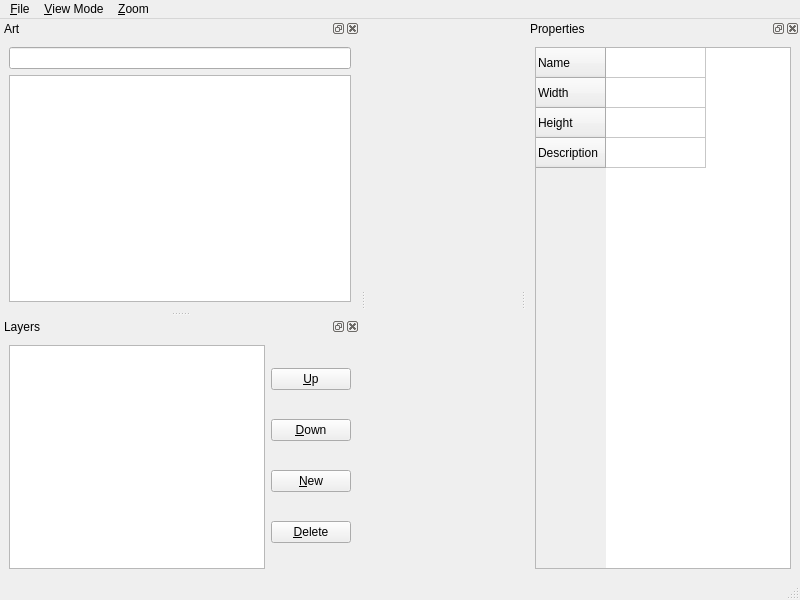
Above: tools/world-editor/ObjectEditor.ui from andrewrk/motrs before the change. Below: the same form after it.
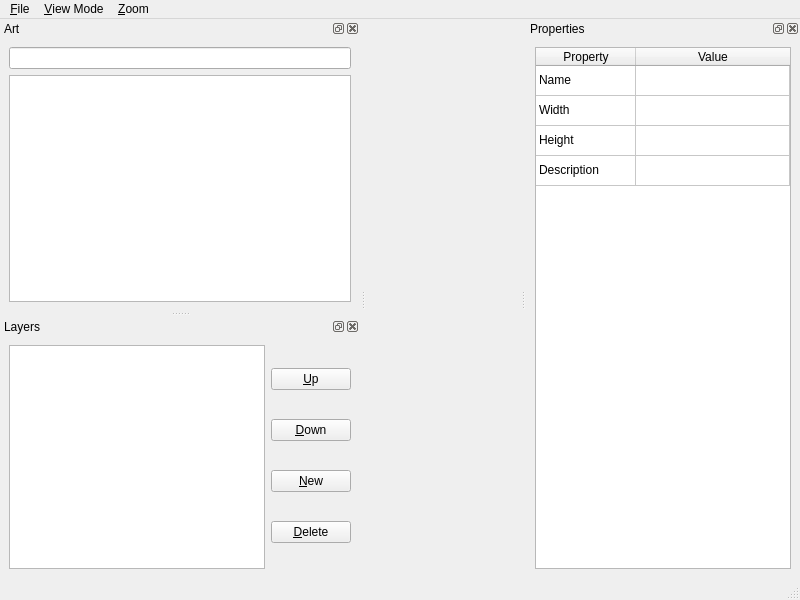
That is the form after the change.

Commit message: object editor: properties pane works

```diff
--- a/tools/world-editor/ObjectEditor.ui
+++ b/tools/world-editor/ObjectEditor.ui
@@ -131,36 +131,108 @@
         <bool>false</bool>
        </property>
        <attribute name="horizontalHeaderVisible">
-        <bool>false</bool>
+        <bool>true</bool>
+       </attribute>
+       <attribute name="horizontalHeaderStretchLastSection">
+        <bool>true</bool>
        </attribute>
        <attribute name="verticalHeaderVisible">
-        <bool>true</bool>
+        <bool>false</bool>
        </attribute>
        <row>
+        <property name="text">
+         <string>New Row</string>
+        </property>
+       </row>
+       <row>
+        <property name="text">
+         <string>New Row</string>
+        </property>
+       </row>
+       <row>
+        <property name="text">
+         <string>New Row</string>
+        </property>
+       </row>
+       <row>
+        <property name="text">
+         <string>New Row</string>
+        </property>
+       </row>
+       <column>
+        <property name="text">
+         <string>Property</string>
+        </property>
+       </column>
+       <column>
+        <property name="text">
+         <string>Value</string>
+        </property>
+       </column>
+       <item row="0" column="0">
         <property name="text">
          <string>Name</string>
         </property>
-       </row>
-       <row>
+        <property name="flags">
+         <set>ItemIsSelectable|ItemIsDragEnabled|ItemIsEnabled</set>
+        </property>
+       </item>
+       <item row="0" column="1">
+        <property name="text">
+         <string/>
+        </property>
+        <property name="flags">
+         <set>ItemIsSelectable|ItemIsEditable|ItemIsDragEnabled|ItemIsEnabled</set>
+        </property>
+       </item>
+       <item row="1" column="0">
         <property name="text">
          <string>Width</string>
         </property>
-       </row>
-       <row>
+        <property name="flags">
+         <set>ItemIsSelectable|ItemIsDragEnabled|ItemIsEnabled</set>
+        </property>
+       </item>
+       <item row="1" column="1">
+        <property name="text">
+         <string/>
+        </property>
+        <property name="flags">
+         <set>ItemIsSelectable|ItemIsEditable|ItemIsDragEnabled|ItemIsEnabled</set>
+        </property>
+       </item>
+       <item row="2" column="0">
         <property name="text">
          <string>Height</string>
         </property>
-       </row>
-       <row>
+        <property name="flags">
+         <set>ItemIsSelectable|ItemIsDragEnabled|ItemIsEnabled</set>
+        </property>
+       </item>
+       <item row="2" column="1">
+        <property name="text">
+         <string/>
+        </property>
+        <property name="flags">
+         <set>ItemIsSelectable|ItemIsEditable|ItemIsDragEnabled|ItemIsEnabled</set>
+        </property>
+       </item>
+       <item row="3" column="0">
         <property name="text">
          <string>Description</string>
         </property>
-       </row>
-       <column>
+        <property name="flags">
+         <set>ItemIsSelectable|ItemIsDragEnabled|ItemIsEnabled</set>
+        </property>
+       </item>
+       <item row="3" column="1">
         <property name="text">
-         <string>Value</string>
+         <string/>
         </property>
-       </column>
+        <property name="flags">
+         <set>ItemIsSelectable|ItemIsEditable|ItemIsDragEnabled|ItemIsEnabled</set>
+        </property>
+       </item>
       </widget>
      </item>
     </layout>
```
The commit also changes 5 other files.
